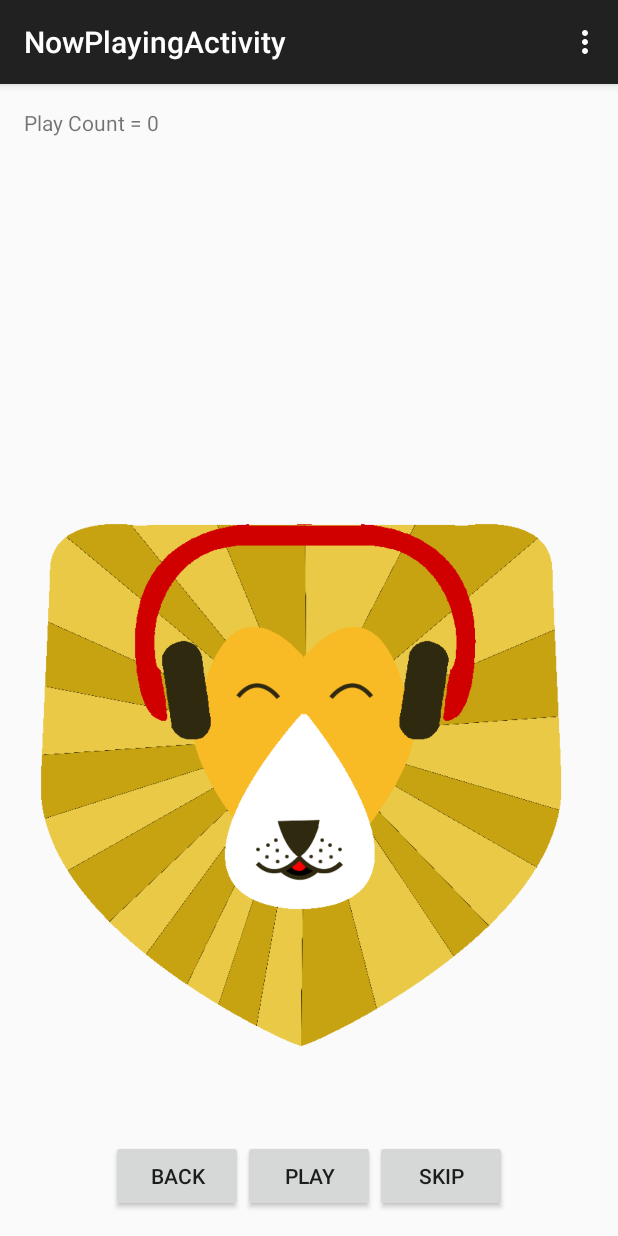
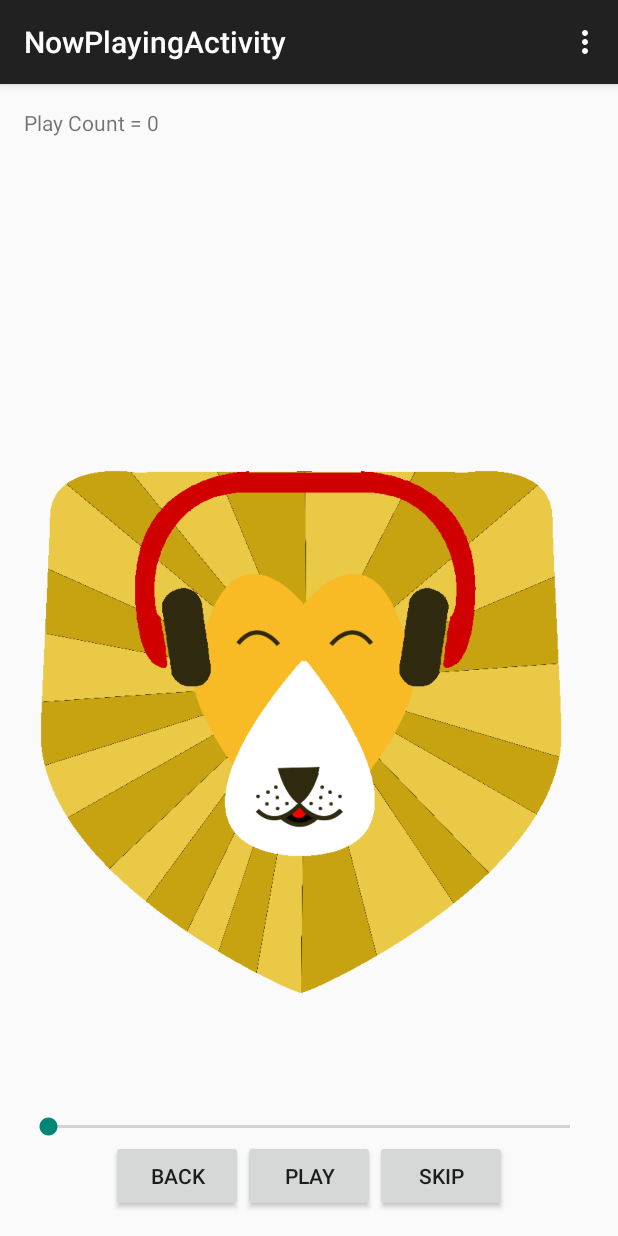
Before and after one commit to ianmcpeek/TuneLion, an Android app: the NowPlayingActivity screen opened directly, with no data from a screen before it, on a phone screen of 412 x 824 dp. Run offline under Robolectric (Android 15) with nearby library versions, the light colour scheme and no system bars; 5 statements that could not run were skipped.

Commit message:
-fixed SongQueue Service to play songs one after another in a music list -added seekbar

```diff
--- a/app/src/main/java/com/huscii/ian/tunelion/NowPlayingActivity.java
+++ b/app/src/main/java/com/huscii/ian/tunelion/NowPlayingActivity.java
@@ -4,6 +4,7 @@ import android.content.ComponentName;
 import android.content.Context;
 import android.content.Intent;
 import android.content.ServiceConnection;
+import android.content.pm.ActivityInfo;
 import android.graphics.Bitmap;
 import android.graphics.BitmapFactory;
 import android.graphics.Color;
@@ -57,6 +58,8 @@ public class NowPlayingActivity extends ActionBarActivity {
     protected void onCreate(Bundle savedInstanceState) {
         super.onCreate(savedInstanceState);
         setContentView(R.layout.activity_now_playing);
+        setRequestedOrientation(ActivityInfo.SCREEN_ORIENTATION_NOSENSOR);
+
         paused = false;
         dbHelper = new PlayCountContract.PlayCountDatabaseHelper(getApplicationContext());
         txt_album = (TextView)this.findViewById(R.id.txt_albumname);
--- a/app/src/main/res/layout/activity_now_playing.xml
+++ b/app/src/main/res/layout/activity_now_playing.xml
@@ -40,9 +40,10 @@
         android:layout_height="500dp"
         android:id="@id/album_art"
         android:src="@drawable/tunelion_logo"
-        android:layout_above="@id/btn_play"
+        android:layout_above="@+id/btn_play"
         android:layout_alignParentLeft="true"
-        android:layout_alignParentStart="true" />
+        android:layout_alignParentStart="true"
+        android:layout_marginBottom="35dp" />
 
     <TextView
         android:layout_width="wrap_content"
@@ -61,4 +62,11 @@
         android:layout_alignRight="@id/album_art"
         android:layout_alignEnd="@id/album_art" />
 
+    <SeekBar
+        android:layout_width="match_parent"
+        android:layout_height="wrap_content"
+        android:id="@+id/seekBar"
+        android:layout_above="@+id/btn_play"
+        android:layout_centerHorizontal="true" />
+
 </RelativeLayout>
--- a/app/src/main/res/layout/item_song.xml
+++ b/app/src/main/res/layout/item_song.xml
@@ -1,7 +1,7 @@
 <?xml version="1.0" encoding="utf-8"?>
 <LinearLayout xmlns:android="http://schemas.android.com/apk/res/android"
     android:orientation="vertical" android:layout_width="match_parent"
-    android:layout_height="match_parent" android:onClick="onItemClicked">
+    android:layout_height="match_parent">
 
     <TextView
         android:layout_width="wrap_content"
@@ -31,7 +31,7 @@
         android:layout_width="wrap_content"
         android:layout_height="wrap_content"
         android:text="-1"
-        android:id="@+id/txt_index"
+        android:id="@+id/txt_path"
         android:visibility="gone" />
 
 </LinearLayout>
```
Also changed, not shown: app/src/main/java/com/huscii/ian/tunelion/MusicListActivity.java (+19 -18 lines), app/src/main/java/com/huscii/ian/tunelion/SongQueueService.java (+17 -4 lines), 2 other files.
